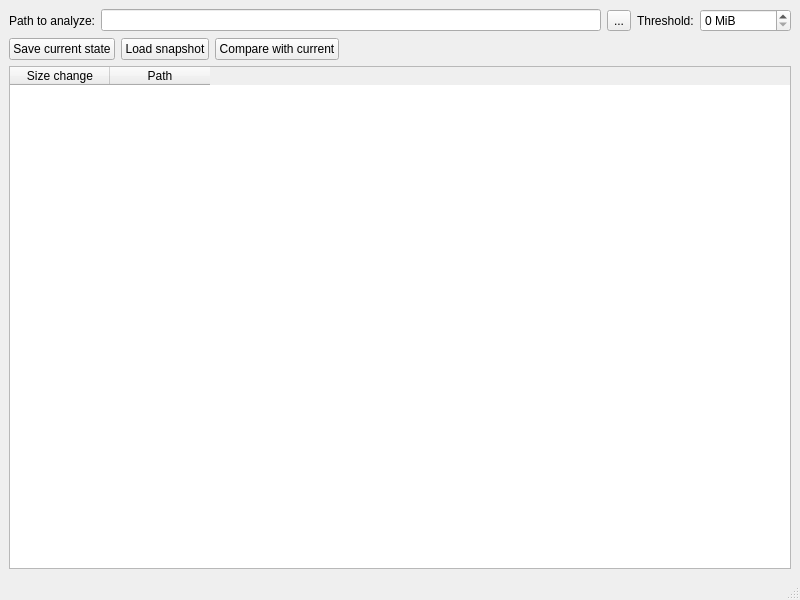
Before: the Qt Designer form app/src/mainwindow.ui in VioletGiraffe/SpaceGuard, drawn with Qt 5.
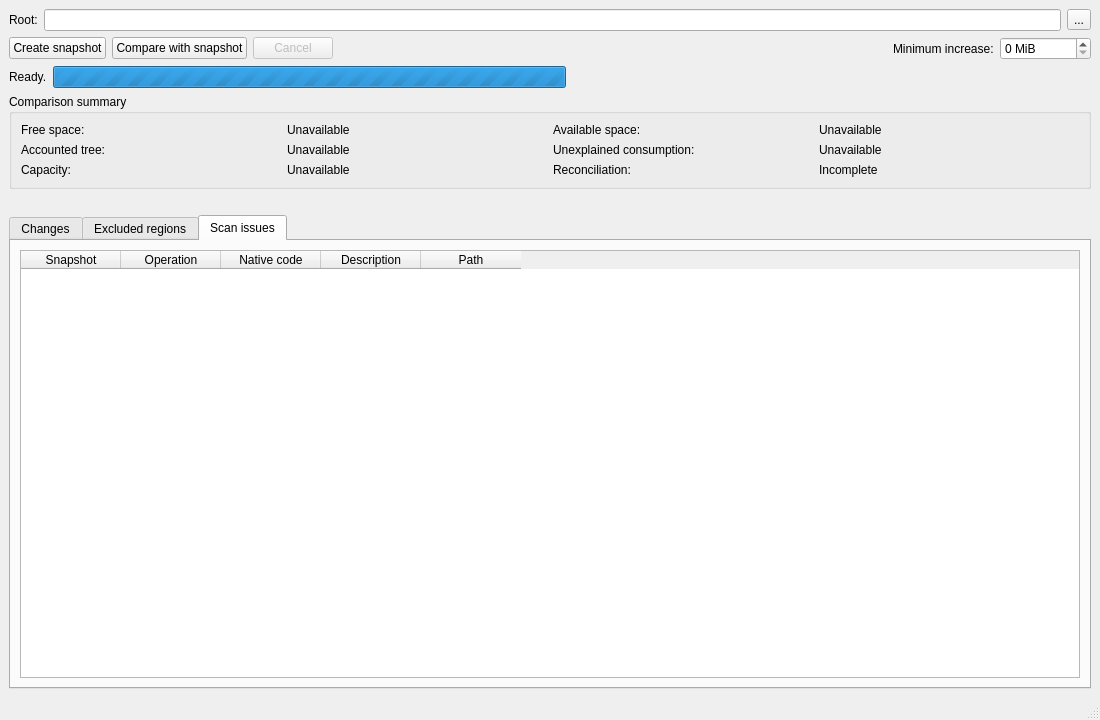
After: the same form once the commit is applied. The open tabs and pages were chosen to show the change.

```diff
--- a/app/src/mainwindow.ui
+++ b/app/src/mainwindow.ui
@@ -6,8 +6,8 @@
    <rect>
     <x>0</x>
     <y>0</y>
-    <width>800</width>
-    <height>600</height>
+    <width>1100</width>
+    <height>720</height>
    </rect>
   </property>
   <property name="windowTitle">
@@ -18,10 +18,8 @@
     <item>
      <layout class="QHBoxLayout" name="horizontalLayout">
       <item>
-       <widget class="QLabel" name="label">
-        <property name="text">
-         <string>Path to analyze:</string>
-        </property>
+       <widget class="QLabel" name="rootPathLabel">
+        <property name="text"><string>Root:</string></property>
        </widget>
       </item>
       <item>
@@ -34,93 +32,143 @@
         </property>
        </widget>
       </item>
+     </layout>
+    </item>
+    <item>
+     <layout class="QHBoxLayout" name="actionLayout">
       <item>
-       <widget class="QLabel" name="label_2">
-        <property name="text">
-         <string>Threshold:</string>
-        </property>
+       <widget class="QPushButton" name="createSnapshotButton">
+        <property name="text"><string>Create snapshot</string></property>
        </widget>
       </item>
       <item>
-       <widget class="QSpinBox" name="threshold">
-        <property name="suffix">
-         <string notr="true"> MiB</string>
-        </property>
-        <property name="minimum">
-         <number>0</number>
-        </property>
-        <property name="maximum">
-         <number>999999999</number>
-        </property>
-        <property name="stepType">
-         <enum>QAbstractSpinBox::StepType::DefaultStepType</enum>
-        </property>
+       <widget class="QPushButton" name="compareSnapshotButton">
+        <property name="text"><string>Compare with snapshot</string></property>
        </widget>
       </item>
+      <item>
+       <widget class="QPushButton" name="cancelScanButton">
+        <property name="text"><string>Cancel</string></property>
+        <property name="enabled"><bool>false</bool></property>
+       </widget>
+      </item>
+      <item>
+       <spacer name="actionSpacer">
+        <property name="orientation"><enum>Qt::Orientation::Horizontal</enum></property>
+        <property name="sizeHint" stdset="0"><size><width>40</width><height>20</height></size></property>
+       </spacer>
+      </item>
+      <item>
+       <widget class="QLabel" name="thresholdLabel">
+        <property name="text"><string>Minimum increase:</string></property>
+       </widget>
+      </item>
+      <item>
+       <widget class="QSpinBox" name="thresholdSpinBox">
+        <property name="suffix"><string notr="true"> MiB</string></property>
+        <property name="maximum"><number>999999999</number></property>
+       </widget>
+      </item>
      </layout>
     </item>
     <item>
      <layout class="QHBoxLayout" name="horizontalLayout_2">
       <item>
-       <widget class="QPushButton" name="btnSave">
-        <property name="text">
-         <string>Save current state</string>
-        </property>
+       <widget class="QLabel" name="scanStatusLabel">
+        <property name="text"><string>Ready.</string></property>
        </widget>
       </item>
       <item>
-       <widget class="QPushButton" name="btnLoad">
-        <property name="text">
-         <string>Load snapshot</string>
-        </property>
+       <widget class="QProgressBar" name="scanProgressBar">
+        <property name="visible"><bool>false</bool></property>
+        <property name="minimum"><number>0</number></property>
+        <property name="maximum"><number>0</number></property>
+        <property name="textVisible"><bool>false</bool></property>
        </widget>
       </item>
       <item>
-       <widget class="QPushButton" name="btnCompare">
-        <property name="text">
-         <string>Compare with current</string>
-        </property>
-       </widget>
+       <spacer name="progressSpacer">
+        <property name="orientation"><enum>Qt::Orientation::Horizontal</enum></property>
+        <property name="sizeHint" stdset="0"><size><width>40</width><height>20</height></size></property>
+       </spacer>
       </item>
       <item>
-       <spacer name="horizontalSpacer">
-        <property name="orientation">
-         <enum>Qt::Orientation::Horizontal</enum>
-        </property>
-        <property name="sizeHint" stdset="0">
-         <size>
-          <width>40</width>
-          <height>20</height>
-         </size>
-        </property>
-       </spacer>
+       <widget class="QLabel" name="scanCountsLabel">
+        <property name="text"><string/></property>
+       </widget>
       </item>
      </layout>
     </item>
     <item>
-     <widget class="QTableWidget" name="table">
-      <property name="editTriggers">
-       <set>QAbstractItemView::EditTrigger::NoEditTriggers</set>
-      </property>
-      <property name="showDropIndicator" stdset="0">
-       <bool>false</bool>
-      </property>
-      <property name="selectionMode">
-       <enum>QAbstractItemView::SelectionMode::NoSelection</enum>
-      </property>
-      <property name="selectionBehavior">
-       <enum>QAbstractItemView::SelectionBehavior::SelectRows</enum>
-      </property>
-      <column>
-       <property name="text">
-        <string>Size change</string>
-       </property>
-      </column>
-      <column>
-       <property name="text">
-        <string>Path</string>
-       </property>
-      </column>
+     <widget class="QGroupBox" name="summaryGroupBox">
+      <property name="title"><string>Comparison summary</string></property>
+      <layout class="QGridLayout" name="summaryLayout">
+       <item row="0" column="0"><widget class="QLabel" name="freeSpaceLabel"><property name="text"><string>Free space:</string></property></widget></item>
+       <item row="0" column="1"><widget class="QLabel" name="freeSpaceValueLabel"><property name="text"><string>Unavailable</string></property></widget></item>
+       <item row="0" column="2"><widget class="QLabel" name="availableSpaceLabel"><property name="text"><string>Available space:</string></property></widget></item>
+       <item row="0" column="3"><widget class="QLabel" name="availableSpaceValueLabel"><property name="text"><string>Unavailable</string></property></widget></item>
+       <item row="1" column="0"><widget class="QLabel" name="allocatedTreeLabel"><property name="text"><string>Accounted tree:</string></property></widget></item>
+       <item row="1" column="1"><widget class="QLabel" name="allocatedTreeValueLabel"><property name="text"><string>Unavailable</string></property></widget></item>
+       <item row="1" column="2"><widget class="QLabel" name="unexplainedLabel"><property name="text"><string>Unexplained consumption:</string></property></widget></item>
+       <item row="1" column="3"><widget class="QLabel" name="unexplainedValueLabel"><property name="text"><string>Unavailable</string></property></widget></item>
+       <item row="2" column="0"><widget class="QLabel" name="capacityLabel"><property name="text"><string>Capacity:</string></property></widget></item>
+       <item row="2" column="1"><widget class="QLabel" name="capacityValueLabel"><property name="text"><string>Unavailable</string></property></widget></item>
+       <item row="2" column="2"><widget class="QLabel" name="reconciliationLabel"><property name="text"><string>Reconciliation:</string></property></widget></item>
+       <item row="2" column="3"><widget class="QLabel" name="reconciliationValueLabel"><property name="text"><string>Incomplete</string></property></widget></item>
+      </layout>
+     </widget>
+    </item>
+    <item>
+     <widget class="QLabel" name="comparisonNoticeLabel">
+      <property name="text"><string/></property>
+      <property name="wordWrap"><bool>true</bool></property>
+     </widget>
+    </item>
+    <item>
+     <widget class="QTabWidget" name="resultTabs">
+      <property name="currentIndex"><number>0</number></property>
+      <widget class="QWidget" name="changesTab">
+       <attribute name="title"><string>Changes</string></attribute>
+       <layout class="QVBoxLayout" name="changesLayout">
+        <item>
+         <widget class="QTableWidget" name="changesTable">
+          <property name="editTriggers"><set>QAbstractItemView::EditTrigger::NoEditTriggers</set></property>
+          <property name="selectionBehavior"><enum>QAbstractItemView::SelectionBehavior::SelectRows</enum></property>
+          <column><property name="text"><string>Allocated increase</string></property></column>
+          <column><property name="text"><string>Path</string></property></column>
+         </widget>
+        </item>
+       </layout>
+      </widget>
+      <widget class="QWidget" name="excludedTab">
+       <attribute name="title"><string>Excluded regions</string></attribute>
+       <layout class="QVBoxLayout" name="excludedLayout">
+        <item>
+         <widget class="QTableWidget" name="excludedTable">
+          <property name="editTriggers"><set>QAbstractItemView::EditTrigger::NoEditTriggers</set></property>
+          <property name="selectionBehavior"><enum>QAbstractItemView::SelectionBehavior::SelectRows</enum></property>
+          <column><property name="text"><string>Path</string></property></column>
+          <column><property name="text"><string>Reason</string></property></column>
+         </widget>
+        </item>
+       </layout>
+      </widget>
+      <widget class="QWidget" name="diagnosticsTab">
+       <attribute name="title"><string>Scan issues</string></attribute>
+       <layout class="QVBoxLayout" name="diagnosticsLayout">
+        <item>
+         <widget class="QTableWidget" name="diagnosticsTable">
+          <property name="editTriggers"><set>QAbstractItemView::EditTrigger::NoEditTriggers</set></property>
+          <property name="selectionBehavior"><enum>QAbstractItemView::SelectionBehavior::SelectRows</enum></property>
+          <column><property name="text"><string>Snapshot</string></property></column>
+          <column><property name="text"><string>Operation</string></property></column>
+          <column><property name="text"><string>Native code</string></property></column>
+          <column><property name="text"><string>Description</string></property></column>
+          <column><property name="text"><string>Path</string></property></column>
+         </widget>
+        </item>
+       </layout>
+      </widget>
      </widget>
     </item>
    </layout>
```
Left out of the diff: 14 changed lines with no effect on the pictures.
